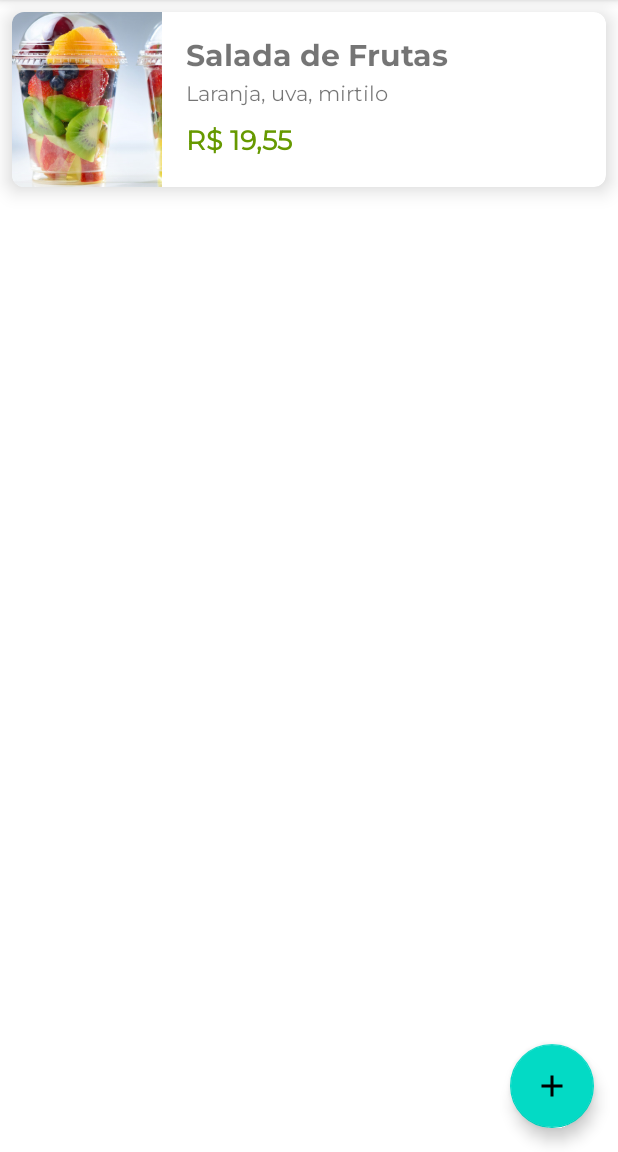
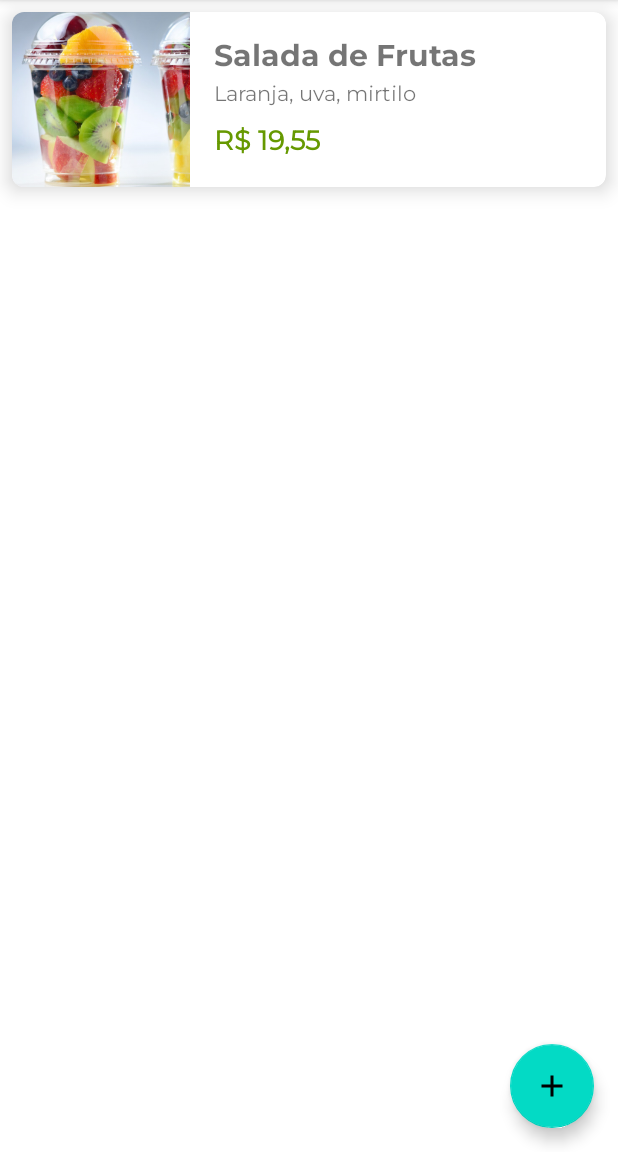
Before and after one commit to AlinyKelly/Orgs, an Android app: the screen it shows after launch (ListaProdutosActivity), on a phone screen of 412 x 824 dp, the part 84-1236 px from its top. Run offline under Robolectric (Android 15) with nearby library versions, the light colour scheme and no system bars.

Commit message:
Finalizacao do layout do produto. Inserindo constraintWidth_percent

```diff
--- a/app/src/main/res/layout/produto_item.xml
+++ b/app/src/main/res/layout/produto_item.xml
@@ -56,14 +56,23 @@
             app:layout_constraintTop_toBottomOf="@id/produto_item_descricao"
             tools:text="R$ 19.00" />
 
+        <!--        <androidx.constraintlayout.widget.Guideline-->
+        <!--            android:id="@+id/guideline"-->
+        <!--            android:layout_width="wrap_content"-->
+        <!--            android:layout_height="wrap_content"-->
+        <!--            android:orientation="vertical"-->
+        <!--            app:layout_constraintGuide_percent="0.3" />-->
+
         <ImageView
             android:id="@+id/imageView"
-            android:layout_width="100dp"
+            android:layout_width="0dp"
             android:layout_height="0dp"
             android:scaleType="centerCrop"
             app:layout_constraintBottom_toBottomOf="parent"
+            app:layout_constraintEnd_toStartOf="@id/produto_item_nome"
             app:layout_constraintStart_toStartOf="parent"
             app:layout_constraintTop_toTopOf="parent"
+            app:layout_constraintWidth_percent="0.3"
             app:srcCompat="@drawable/produto_1"
             tools:srcCompat="@tools:sample/backgrounds/scenic" />
 
```
